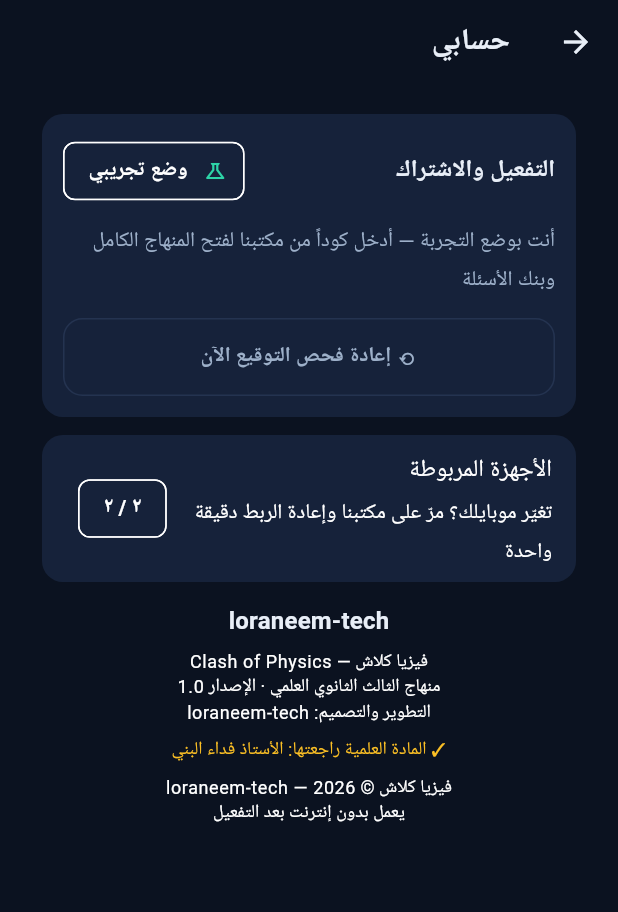
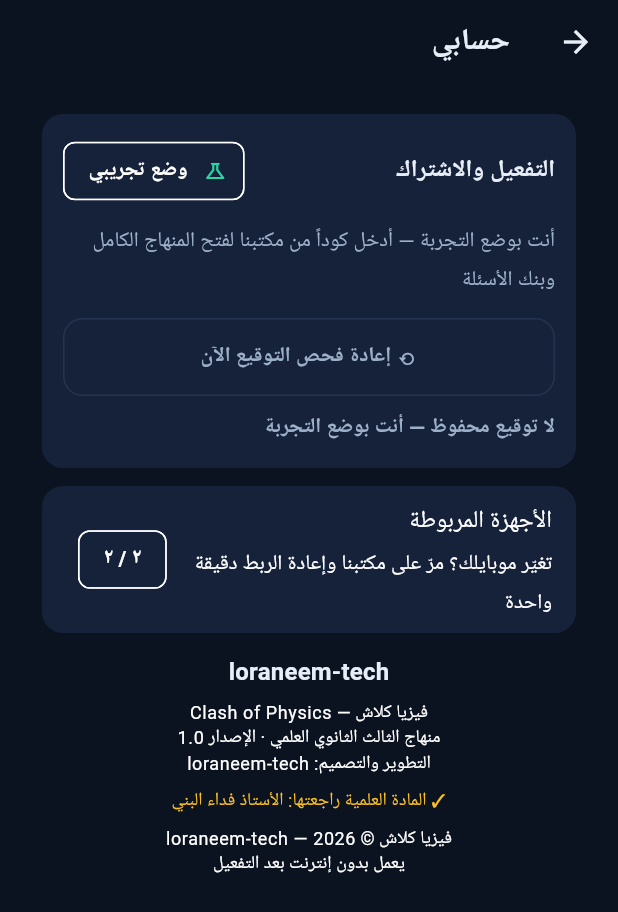
Before and after one commit to hady-albnnai/Almorshed, a Flutter app: the AccountScreen screen opened directly with empty values, after a tap on "⟲ إعادة فحص التوقيع الآن", on a phone screen of 412 x 824 dp. Shown: the top 912 px of the screen. Run offline on Flutter 3.47's test engine with Material 3 defaults, Android fonts, the light colour scheme and no system bars; our stand-ins replace flutter_tts, shared_preferences; missing offline and left inert: ed25519_edwards; accounts and stored records are empty.

Commit message:
F3.6-fix3: بق عرض سمّته لصقة المالك التاسعة — ردّة «إعادة فحص التوقيع» تُعرض حصراً بفرع المفعّل فزر التجربة يردّ في الفراغ — الرسالة الآن تحت الزر مباشرة للوضعين معاً
Co-authored-by: arena-agent <297053741+arena-agent@users.noreply.github.com>

```diff
--- a/app/lib/features/account/account_screen.dart
+++ b/app/lib/features/account/account_screen.dart
@@ -109,8 +109,6 @@
                   const SizedBox(height: 10),
                   if (licensed && payload != null) ...[
                     _row(txt, 'كود التفعيل', maskCodeId(payload.codeId)),
-                    _row(txt, 'فحص التوقيع (محلي)',
-                        _signLine.isEmpty ? '—' : _signLine),
                     if (data.activatedAtMs != null)
                       _row(txt, 'التفعيل تم', _fmtDate(data.activatedAtMs!)),
                     const SizedBox(height: 8),
@@ -130,6 +128,18 @@
                     onPressed: _recheck,
                     child: const Text('⟲ إعادة فحص التوقيع الآن'),
                   ),
+                  // ⚠️ ردّة الفحص تُعرض هنا حصراً — كانت داخل فرع «مفعّل»
+                  // فزر التجربة يردّ في الفراغ (بق عرض أصلحه لصقة المالك ٩)
+                  if (_signLine.isNotEmpty)
+                    Padding(
+                      padding: const EdgeInsets.only(top: 8),
+                      child: Text(
+                        _signLine,
+                        style: txt.bodyMedium
+                            ?.copyWith(fontWeight: FontWeight.w700),
+                        textAlign: TextAlign.center,
+                      ),
+                    ),
                 ],
               ),
             ),
```
